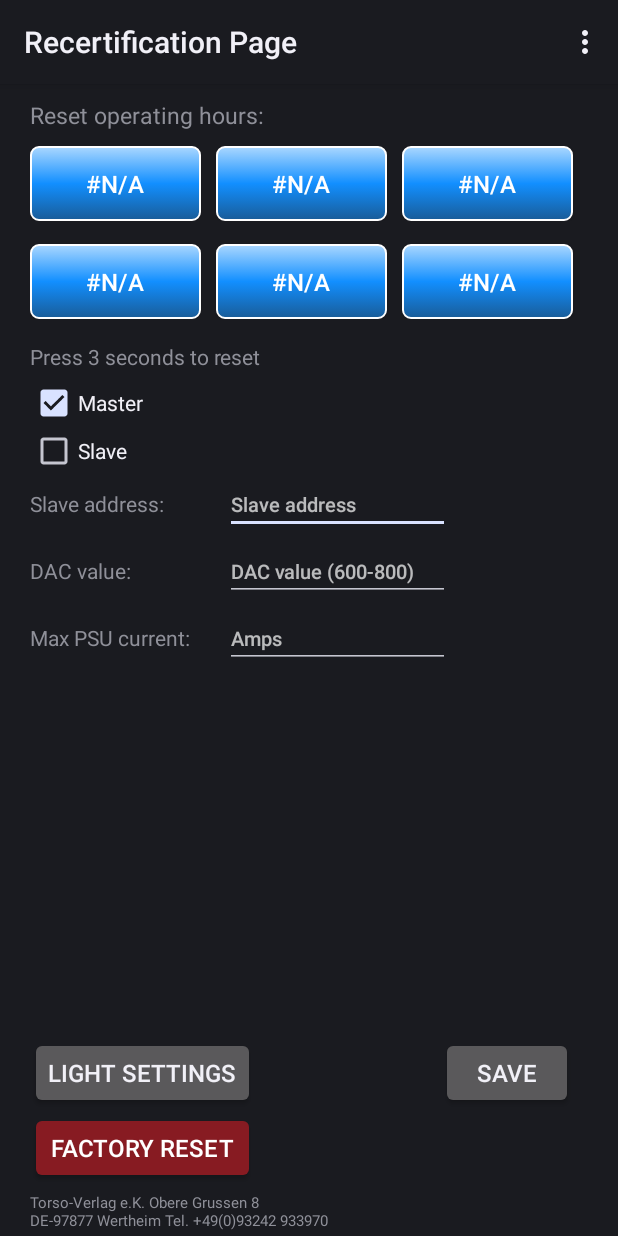
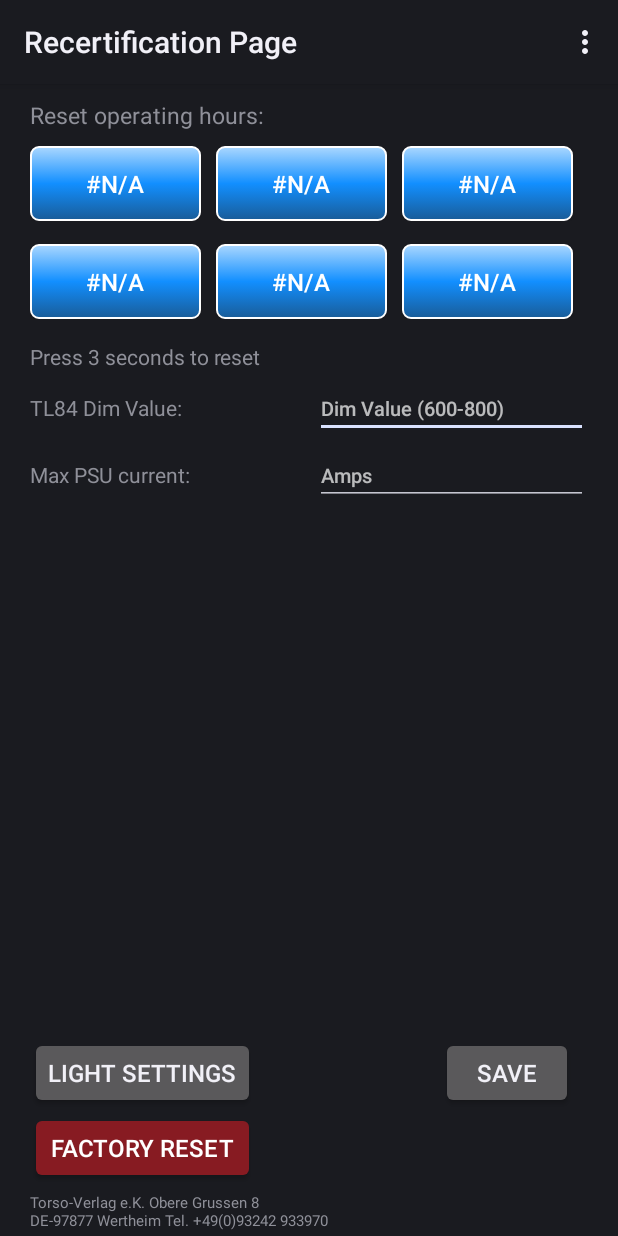
Before and after one commit to maurycyszpak/LED2match, an Android app: the TRSRecertificationPage screen opened directly, with no data from a screen before it, on a phone screen of 412 x 824 dp. Run offline under Robolectric (Android 15) with nearby library versions, the phone set to English and light mode, and no system bars; 2 statements that could not run were skipped.

Commit message:
fixed defects: D055, D056, D057, D058

```diff
--- a/src/main/res/layout/trs_recertification_page.xml
+++ b/src/main/res/layout/trs_recertification_page.xml
@@ -201,6 +201,7 @@
                 android:layout_marginTop="5dp"
                 android:orientation="vertical"
                 android:id="@+id/lLayout5"
+                android:visibility="gone"
                 >
 
                 <CheckedTextView
@@ -241,7 +242,7 @@
 
                     <EditText
                         android:id="@+id/edit_slave_address"
-                        android:layout_width="150dp"
+                        android:layout_width="match_parent"
                         android:layout_height="wrap_content"
                         android:hint="Slave address"
                         android:textSize="13sp"
@@ -271,18 +272,18 @@
                     android:layout_width="@dimen/recertification_label_width"
                     android:layout_height="wrap_content"
                     android:id="@+id/DAC_label"
-                    android:text="DAC value: "
+                    android:text="TL84 Dim Value: "
                     android:layout_marginEnd="10dp"
                     />
 
 
                 <EditText
                     android:id="@+id/edit_DACvalue"
-                    android:layout_width="150dp"
+                    android:layout_width="match_parent"
                     android:layout_height="wrap_content"
                     android:textSize="13sp"
                     android:singleLine="true"
-                    android:hint="DAC value (600-800)"
+                    android:hint="Dim Value (600-800)"
                     android:nextFocusForward="@+id/edit_PSU_current"
                     android:imeOptions="actionNext"
 
@@ -314,7 +315,7 @@
 
                 <EditText
                     android:id="@+id/edit_PSU_current"
-                    android:layout_width="150dp"
+                    android:layout_width="match_parent"
                     android:layout_height="wrap_content"
                     android:textSize="13sp"
                     android:singleLine="true"
--- a/src/main/res/values/dimens.xml
+++ b/src/main/res/values/dimens.xml
@@ -24,7 +24,7 @@
     <dimen name="button_margin_10dp">10dp</dimen>
 
     <dimen name="main_screen_sidemargin">20dp</dimen>
-    <dimen name="recertification_label_width">120dp</dimen>
+    <dimen name="recertification_label_width">180dp</dimen>
     <dimen name="settings_pg_label_width">0.46</dimen>
     <dimen name="settings_pg_value_width">0.38</dimen>
 
```
